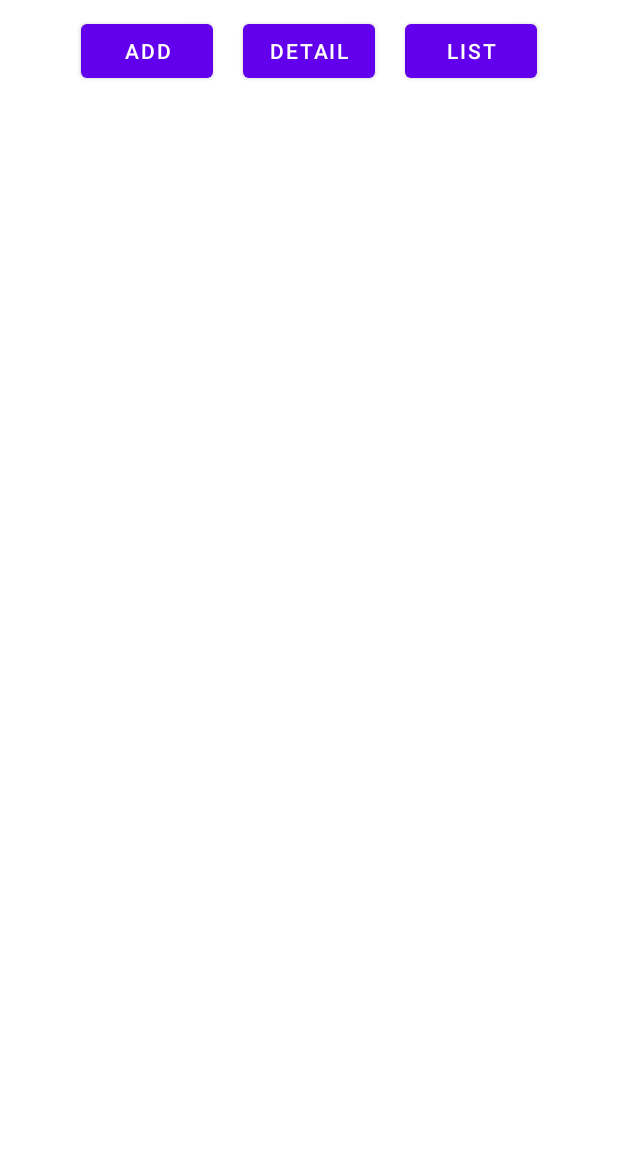
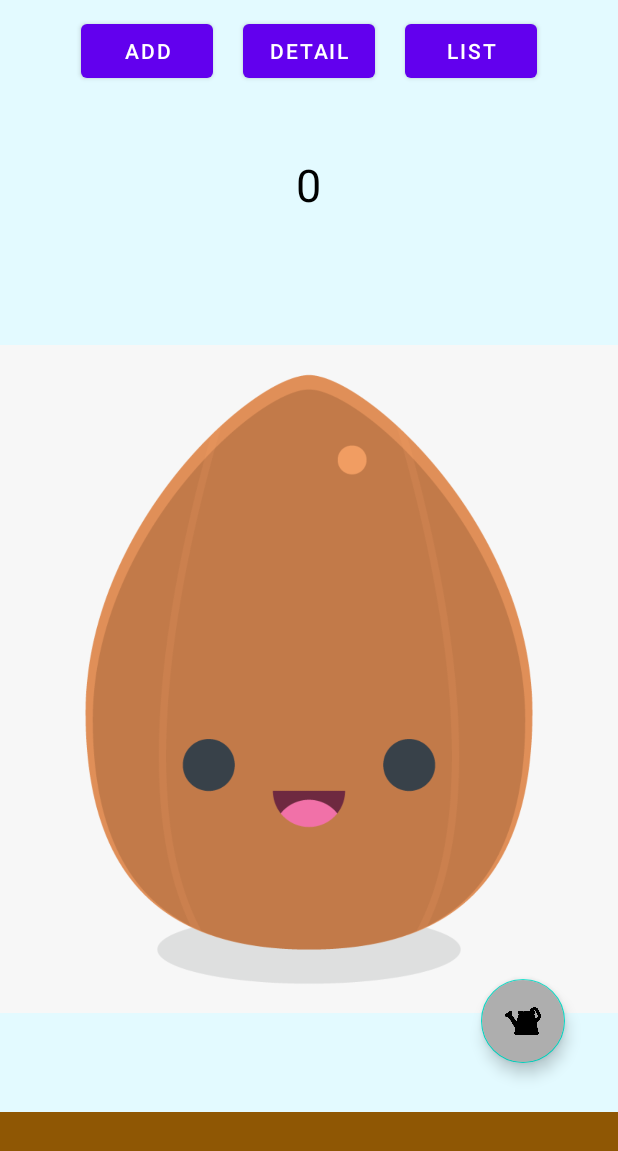
Before and after one commit to walking-jw/MyBookDiary, an Android app: the screen it shows after launch (MainActivity), on a phone screen of 412 x 824 dp. Shown: the top 1151 px of the screen. Run offline under Robolectric (Android 15) with nearby library versions, the phone set to English and light mode, and no system bars.

Commit message:
Update MainActivity and Query (SQLite Tables) (#4)
* SQLite Test OK

210724 SQLite Test
- Park Jaewon

* Update MainActivity.java

* SQLite Test OK

210724 SQLite Test
- Park Jaewon

* Update MainActivity.java

* Update Query

```diff
--- a/app/src/main/java/com/teambook/mybookdiary/Activity/MainActivity.java
+++ b/app/src/main/java/com/teambook/mybookdiary/Activity/MainActivity.java
@@ -5,15 +5,30 @@ import androidx.appcompat.app.AppCompatActivity;
 
 import android.content.DialogInterface;
 import android.content.Intent;
+import android.database.Cursor;
+import android.database.sqlite.SQLiteDatabase;
 import android.os.Bundle;
 import android.view.View;
 import android.widget.Button;
+import android.widget.ImageView;
+import android.widget.TextView;
+import android.widget.Toast;
 
+import com.google.android.material.floatingactionbutton.FloatingActionButton;
+import com.teambook.mybookdiary.Common.BookInfo;
 import com.teambook.mybookdiary.R;
 
 public class MainActivity extends AppCompatActivity {
 
+    // Property
     Button btn_ToAdd, btn_ToDetail, btn_ToList;
+    ImageView imageMySprout;
+    TextView textView;
+    FloatingActionButton floatingbtn;
+
+    // For SQLite
+    BookInfo bookInfo;
+    SQLiteDatabase DB;
 
     @Override
     protected void onCreate(Bundle savedInstanceState) {
@@ -24,13 +39,31 @@ public class MainActivity extends AppCompatActivity {
         ActionBar actionBar = getSupportActionBar();
         actionBar.hide();
 
+        // SQLite
+        bookInfo = new BookInfo(MainActivity.this);
+
+        // xml & Activity 연결해주기
         btn_ToAdd = findViewById(R.id.btn_ToAddActivity);
         btn_ToDetail = findViewById(R.id.btn_ToDetailActivity);
         btn_ToList = findViewById(R.id.btn_ToListActivity);
+        imageMySprout = findViewById(R.id.imageMySprout);
+        floatingbtn = findViewById(R.id.fbtn_new);
+        textView = findViewById(R.id.tv_count);
 
+        //
         btn_ToAdd.setOnClickListener(onClickListener);
         btn_ToDetail.setOnClickListener(onClickListener);
         btn_ToList.setOnClickListener(onClickListener);
+        floatingbtn.setOnClickListener(onFloatingClickListener);
+
+
+    }
+
+    @Override
+    protected void onResume() {
+        super.onResume();
+        countMyBook();
+        imageSetting();
     }
 
     View.OnClickListener onClickListener = new View.OnClickListener() {
@@ -53,7 +86,82 @@ public class MainActivity extends AppCompatActivity {
         }
     };
 
+    View.OnClickListener onFloatingClickListener = new View.OnClickListener() {
+        @Override
+        public void onClick(View v) {
+            addMyBook();
+            Intent intentToAddFloat = new Intent(MainActivity.this, BookAddActivity.class);
+            startActivity(intentToAddFloat);
+        }
+    };
+
+    public void addMyBook(){
+        try {
+            // 권한 부여
+            DB = bookInfo.getWritableDatabase();
+
+            // Query
+            String query = "INSERT INTO mybook(bookname) VALUES ('책입니다.');";
+            DB.execSQL(query);
+
+            // DB 연결 끊기
+            bookInfo.close();
+            Toast.makeText(MainActivity.this, "INSERT OK!", Toast.LENGTH_SHORT).show();
+
+        }catch (Exception e){
+            e.printStackTrace();
+            Toast.makeText(MainActivity.this, "Insert Error!", Toast.LENGTH_SHORT).show();
+        }
+    }
+
+    public int countMyBook() {
+        int countResult = 0;
+        try {
+            // 권한 부여.
+            DB = bookInfo.getReadableDatabase();
+
+            // Query
+            String query = "SELECT count(*) FROM mybook;";
+            Cursor cursor =  DB.rawQuery(query, null); // 위치 알려주는
+
+            // Data 가 얼마나 있을지 모르니 While 문 : ArrayList가 아니라 StringBuffer 사용.
+            StringBuffer stringBuffer = new StringBuffer();
+            while(cursor.moveToNext()){
+                int count = cursor.getInt(0);
+
+                stringBuffer.append(count);
+                countResult = count;
+            } // Data 다끝나면 끝
+            textView.setText(stringBuffer.toString());
+
+            // 사용 후에는 Close 해주기! 안해주면 종료.
+            cursor.close();
+            bookInfo.close();
+
+            Toast.makeText(MainActivity.this, "Select OK!", Toast.LENGTH_SHORT).show();
+
+            return countResult;
+        }catch (Exception e){
+            e.printStackTrace();
+            Toast.makeText(MainActivity.this, "Select Error!", Toast.LENGTH_SHORT).show();
+            return 0;
+        }
+    }
 
 
+    public void imageSetting(){
+        int seedLevel = 0;
+        seedLevel = countMyBook();
+
+        if (seedLevel == 0){
+            imageMySprout.setImageResource(R.drawable.seed);
+        }else if(seedLevel >0 && seedLevel <5){
+            imageMySprout.setImageResource(R.drawable.sprout);
+        }else{
+            imageMySprout.setImageResource(R.drawable.sprout_pngrepo_com);
+        }
+
+
+    }
 
 }
--- /dev/null
+++ b/app/src/main/java/com/teambook/mybookdiary/Common/BookInfo.java
@@ -0,0 +1,25 @@
+package com.teambook.mybookdiary.Common;
+
+import android.content.Context;
+import android.database.sqlite.SQLiteDatabase;
+import android.database.sqlite.SQLiteOpenHelper;
+
+public class BookInfo extends SQLiteOpenHelper {
+
+    public BookInfo(Context context) {
+        super(context, "BookInfo.db", null, 1);
+    }
+
+    @Override
+    public void onCreate(SQLiteDatabase db) {
+        String query = "CREATE TABLE mybook(seqno INTEGER PRIMARY KEY AUTOINCREMENT, booktitle TEXT, author TEXT, finishdate INTEGER, submitdate INTEGER, review TEXT, imageurl TEXT);";
+        db.execSQL(query);
+    }
+
+    @Override
+    public void onUpgrade(SQLiteDatabase db, int oldVersion, int newVersion) {
+        String query = "DROP TABLE IF EXISTS mybook";
+        db.execSQL(query);
+        onCreate(db);
+    }
+}
--- a/app/src/main/res/layout/activity_main.xml
+++ b/app/src/main/res/layout/activity_main.xml
@@ -1,18 +1,38 @@
 <?xml version="1.0" encoding="utf-8"?>
-<LinearLayout
-    android:orientation="vertical"
+<androidx.constraintlayout.widget.ConstraintLayout
     xmlns:android="http://schemas.android.com/apk/res/android"
     xmlns:app="http://schemas.android.com/apk/res-auto"
     xmlns:tools="http://schemas.android.com/tools"
     android:layout_width="match_parent"
     android:layout_height="match_parent"
+    android:background="@color/skyblue"
     tools:context=".Activity.MainActivity">
 
+    <com.google.android.material.floatingactionbutton.FloatingActionButton
+        android:id="@+id/fbtn_new"
+        android:backgroundTint="#AEAEAE"
+        android:layout_width="wrap_content"
+        android:layout_height="wrap_content"
+        android:src="@drawable/newbook"
+        app:layout_constraintBottom_toBottomOf="parent"
+        app:layout_constraintEnd_toEndOf="parent"
+        app:layout_constraintHorizontal_bias="0.9"
+        app:layout_constraintStart_toStartOf="parent"
+        app:layout_constraintTop_toTopOf="parent"
+        app:layout_constraintVertical_bias="0.85" />
+
     <LinearLayout
+        android:orientation="vertical"
+        android:layout_width="match_parent"
+        android:layout_height="match_parent"
+
+        >
+        <LinearLayout
+            android:orientation="horizontal"
+            android:gravity="center|top"
             android:layout_width="match_parent"
             android:layout_height="0px"
             android:layout_weight="1"
-        android:gravity="top|center"
             >
             <Button
                 android:text="Add"
@@ -35,12 +55,52 @@
                 android:layout_height="wrap_content"
                 android:layout_margin="10dp"
                 />
+
         </LinearLayout>
+        <LinearLayout
+            android:orientation="vertical"
+            android:layout_width="match_parent"
+            android:layout_height="0px"
+            android:layout_weight="1"
+            android:gravity="center"
+            >
 
+            <TextView
+                android:id="@+id/tv_count"
+                android:text="0"
+                android:textSize="30dp"
+                android:textColor="@color/black"
+                android:layout_width="wrap_content"
+                android:layout_height="wrap_content"
+                 />
+
+        </LinearLayout>
         <LinearLayout
             android:layout_width="match_parent"
             android:layout_height="0px"
-        android:layout_weight="9"
+            android:layout_weight="7"
+            android:gravity="bottom"
+            >
+            <ImageView
+                android:id="@+id/imageMySprout"
+                android:layout_width="match_parent"
+                android:layout_height="match_parent"
+                android:src="@drawable/sprout_pngrepo_com"
+                android:layout_gravity="bottom"
                 />
 
         </LinearLayout>
+        <LinearLayout
+            android:layout_width="match_parent"
+            android:layout_height="0px"
+            android:layout_weight="1"
+            android:background="#8F5704"
+            />
+
+    </LinearLayout>
+
+
+
+
+
+</androidx.constraintlayout.widget.ConstraintLayout>
```
Also changed, not shown: app/src/main/res/drawable/newbook.png (added), app/src/main/res/drawable/seed.png (added), app/src/main/res/drawable/sprout.png (added), app/src/main/res/drawable/sprout_pngrepo_com.png (added). Lines whose indentation alone changed are shown as unchanged.
